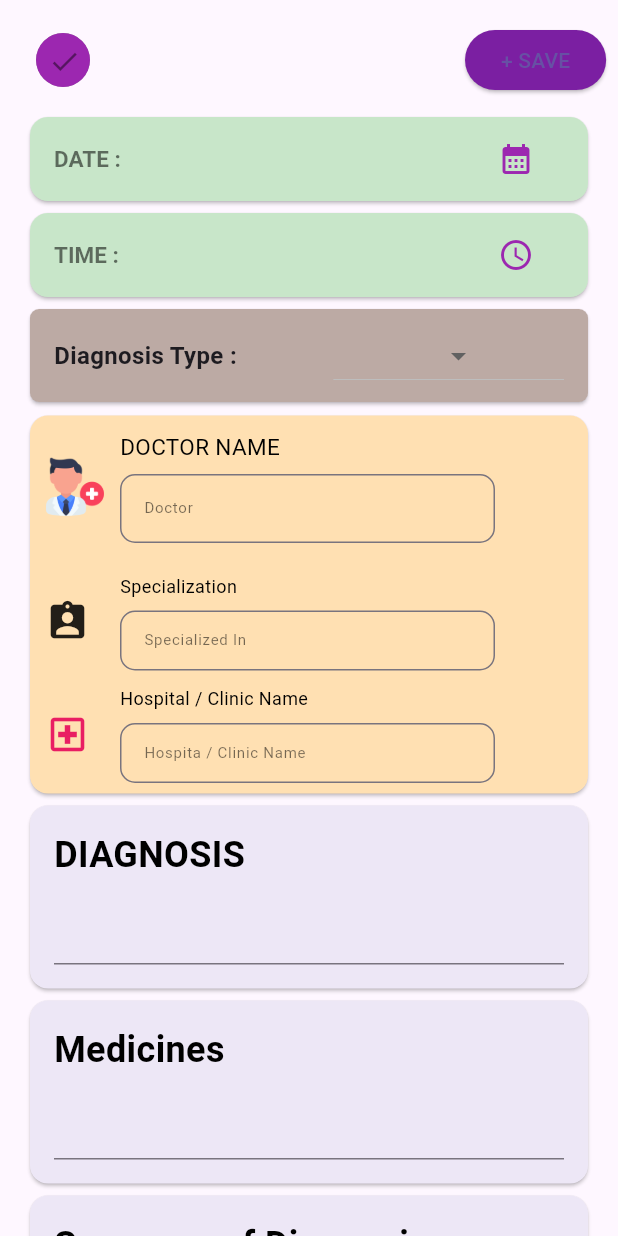
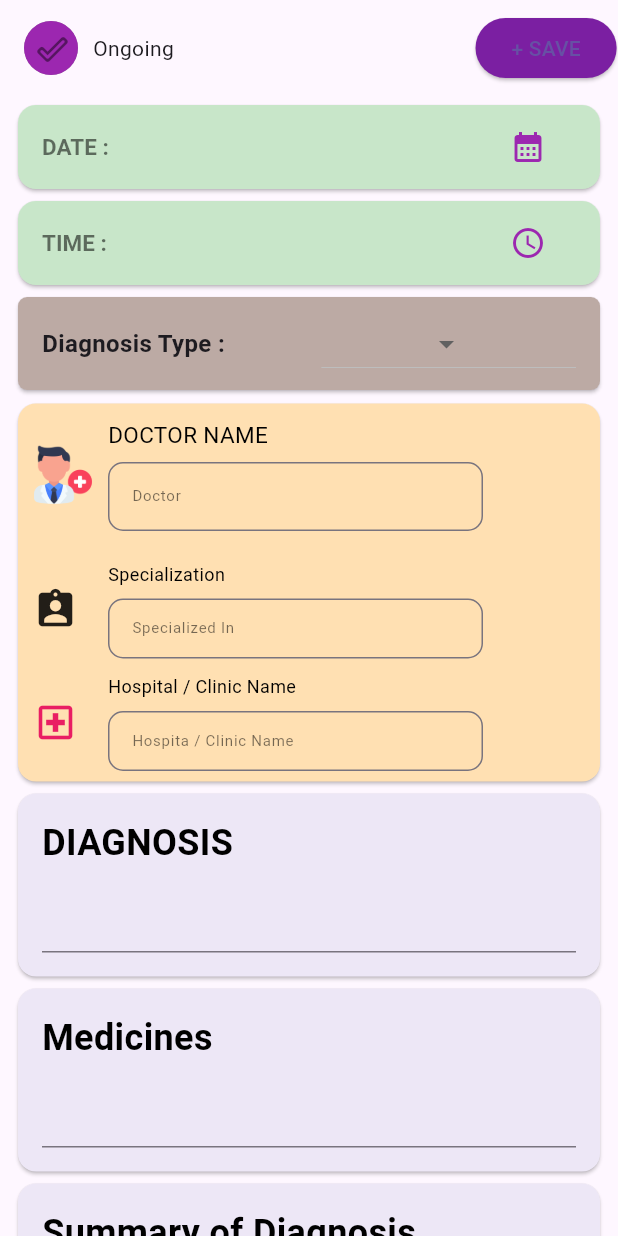
Before and after one commit to sabsar42/digital_pharmacist_v2, a Flutter app: the HealthRecordDetailScreen screen opened directly with empty values, on a phone screen of 412 x 824 dp. Run offline on Flutter 3.47's test engine with Material 3 defaults, Android fonts, the phone set to English and light mode, and no system bars; our stand-ins replace camera, carousel_slider, cloud_firestore, curved_navigation_bar, device_preview, firebase_auth and 11 more; missing offline and left inert: animated_weight_picker, google_mlkit_text_recognition, syncfusion_flutter_pdfviewer, transformable_list_view, turn_page_transition; accounts and stored records are empty.

Commit message:
checkBox Completed, Issue Still Prescribed ListView

```diff
--- a/lib/medical_history/Health_Record_Detailed.dart
+++ b/lib/medical_history/Health_Record_Detailed.dart
@@ -182,15 +182,15 @@ class _HealthRecordDetailScreenState extends State<HealthRecordDetailScreen> {
     return Scaffold(
       body: SingleChildScrollView(
         child: Padding(
-          padding: const EdgeInsets.all(16.0),
+          padding: const EdgeInsets.all(8.0),
           child: Column(
             crossAxisAlignment: CrossAxisAlignment.start,
             children: [
-
               Row(
                 children: [
-                  SizedBox(width: 8,),
-
+                  SizedBox(
+                    width: 8,
+                  ),
                   CircleAvatar(
                     backgroundColor: isCompleted ? Colors.green : Colors.grey,
                     radius: 18,
@@ -199,7 +199,7 @@ class _HealthRecordDetailScreenState extends State<HealthRecordDetailScreen> {
                         backgroundColor: Colors.purple,
                       ),
                       icon: Icon(
-                        Icons.done,
+                        Icons.done_outline_rounded,
                         color: isCompleted ? Colors.white : Colors.black45,
                         size: 22,
                       ),
@@ -210,7 +210,14 @@ class _HealthRecordDetailScreenState extends State<HealthRecordDetailScreen> {
                     ),
                   ),
                   SizedBox(
-                    width: 250,
+                    width: 10,
+                  ),
+                  Container(
+                    width: 70,
+                    child: isCompleted ? Text('Completed') : Text('Ongoing'),
+                  ),
+                  SizedBox(
+                    width: 185,
                   ),
                   ElevatedButton(
                     onPressed: () {
@@ -289,7 +296,6 @@ class _HealthRecordDetailScreenState extends State<HealthRecordDetailScreen> {
                   ),
                 ),
               SizedBox(height: 20),
-
             ],
           ),
         ),
```
